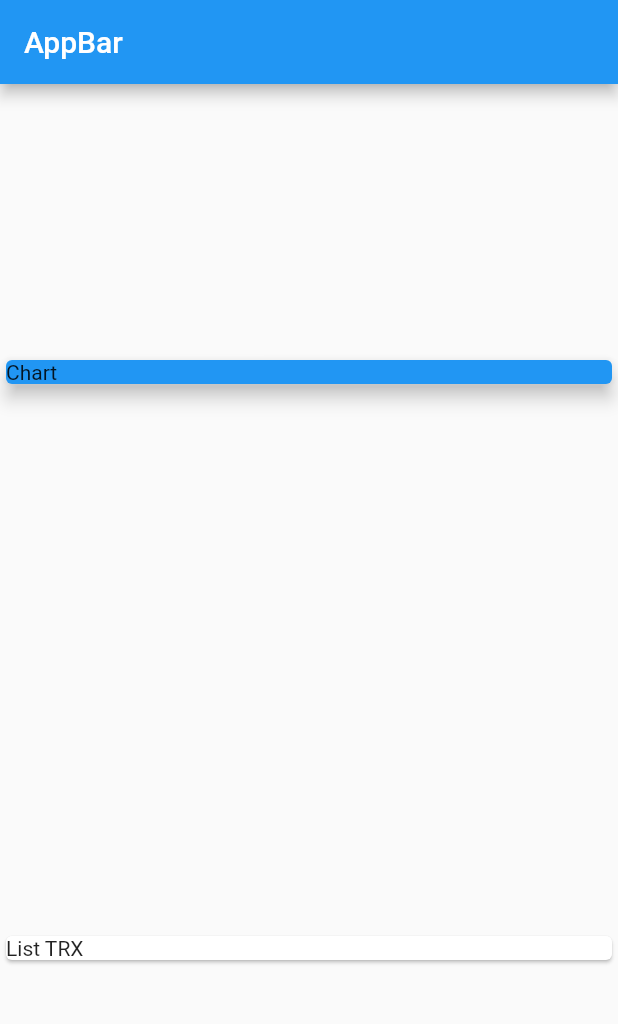
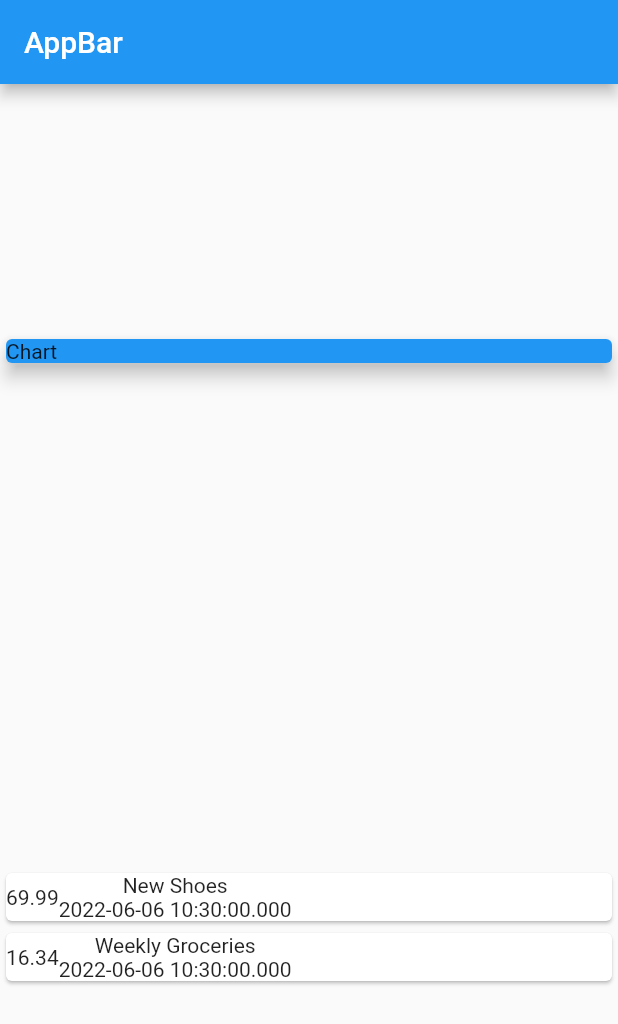
Before and after one commit to FrengkyG/learn-flutter, a Flutter app: the screen it shows after launch, on a phone screen of 412 x 824 dp. Shown: the top 1024 px of the screen. Run offline on Flutter 3.47's test engine with Material 2 defaults, Android fonts, the phone set to English and light mode, and no system bars; our stand-ins replace cached_network_image, dartz, equatable, flutter_local_notifications, flutter_rating_bar, get_it and 5 more; missing offline and left inert: android_alarm_manager_plus, app_settings; accounts and stored records are empty; generated files the repository leaves out were written again.

Commit message:
show list of transactions

```diff
--- a/Flutter The Complete Guide/02 Personal Expense/my_expense_manager/lib/main.dart
+++ b/Flutter The Complete Guide/02 Personal Expense/my_expense_manager/lib/main.dart
@@ -16,7 +16,7 @@ class MyApp extends StatelessWidget {
       date: DateTime.now(),
     ),
     Transaction(
-      id: 't1',
+      id: 't2',
       title: 'Weekly Groceries',
       amount: 16.34,
       date: DateTime.now(),
@@ -40,9 +40,27 @@ class MyApp extends StatelessWidget {
                 elevation: 5,
               ),
             ),
-            const Card(
-              child: Text('List TRX'),
-            ),
+            Column(
+              children: transactions.map((trx) {
+                return Card(
+                  child: Row(
+                    children: [
+                      Container(
+                        child: Text(
+                          trx.amount.toString(),
+                        ),
+                      ),
+                      Column(
+                        children: [
+                          Text(trx.title),
+                          Text(trx.date.toString()),
+                        ],
+                      ),
+                    ],
+                  ),
+                );
+              }).toList(),
+            )
           ],
         ),
       ),
```
